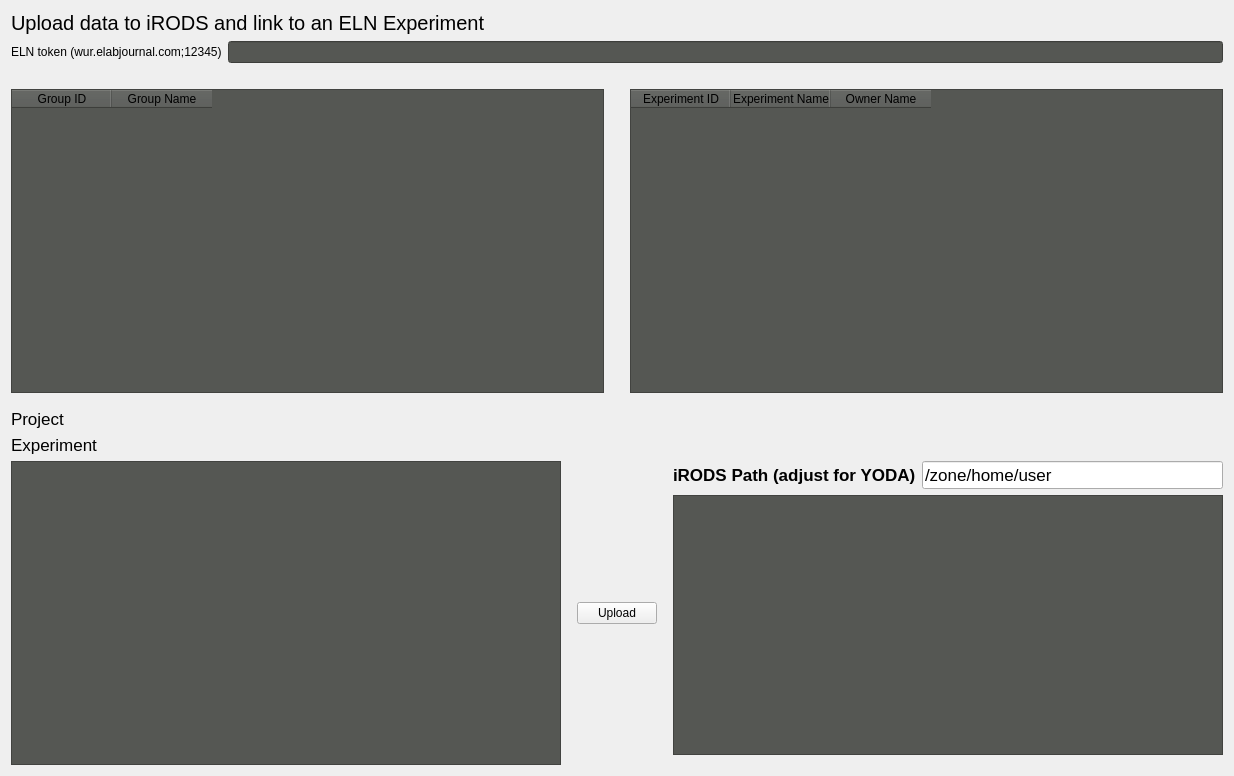
This is irods-basicGUI/ui-files/tabELNData.ui in iBridges-for-iRODS/iBridges as Qt 5 draws it before an edit. The edited form follows.
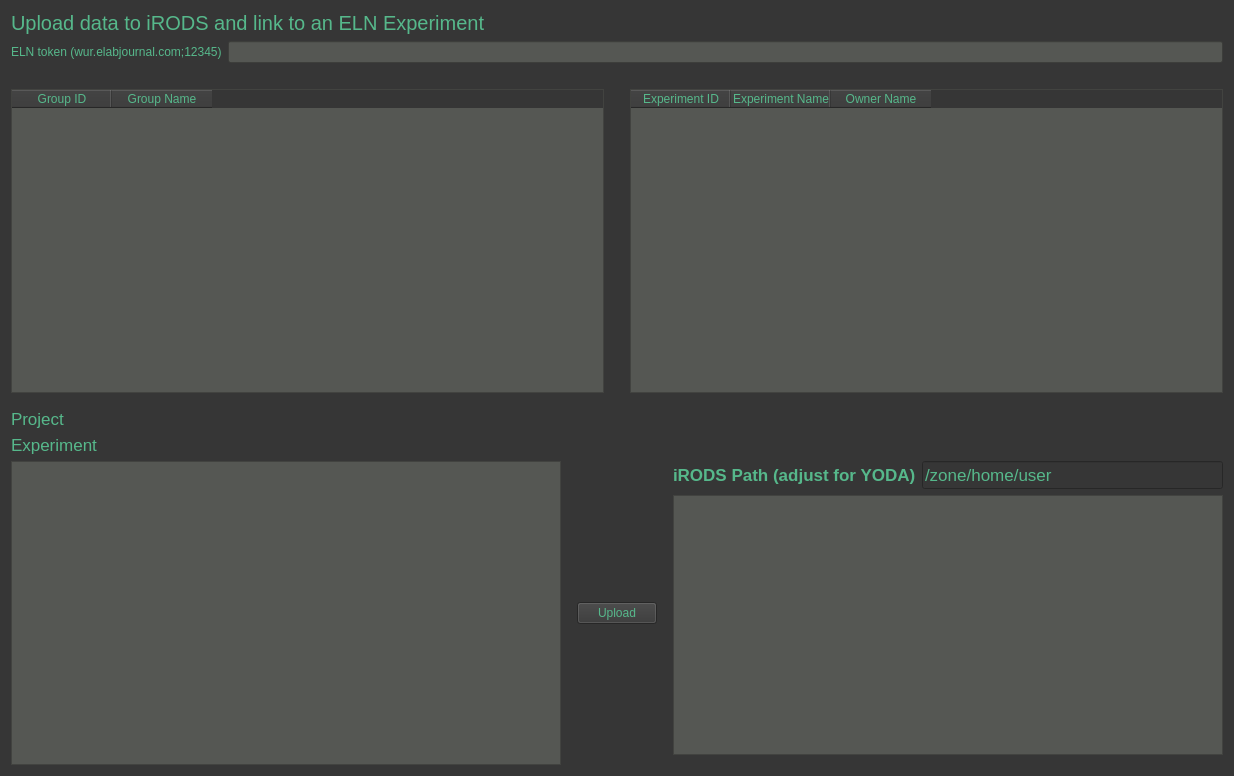
This is the edited form.

```diff
--- a/irods-basicGUI/ui-files/tabELNData.ui
+++ b/irods-basicGUI/ui-files/tabELNData.ui
@@ -13,6 +13,34 @@
   <property name="windowTitle">
    <string>Form</string>
   </property>
+  <property name="styleSheet">
+   <string notr="true">QWidget
+{
+	color: rgb(86, 184, 139);
+	background-color: rgb(54, 54, 54);
+	selection-background-color: rgb(58, 152, 112);
+}
+
+QTableWidget
+{
+	background-color: rgb(85, 87, 83);
+}
+
+QTextBrowser
+{
+	background-color: rgb(85, 87, 83);
+}
+
+QTreeView
+{
+	background-color: rgb(85, 87, 83);
+}
+
+QLineEdit#elnTokenInput
+{
+	background-color: rgb(85, 87, 83);
+}</string>
+  </property>
   <layout class="QVBoxLayout" name="verticalLayout">
    <item>
     <widget class="QLabel" name="label_9">
@@ -38,7 +66,7 @@
      <item>
       <widget class="QLineEdit" name="elnTokenInput">
        <property name="styleSheet">
-        <string notr="true">background-color: rgb(85, 87, 83);</string>
+        <string notr="true"/>
        </property>
       </widget>
      </item>
@@ -71,7 +99,7 @@
         </size>
        </property>
        <property name="styleSheet">
-        <string notr="true">background-color: rgb(85, 87, 83);</string>
+        <string notr="true"/>
        </property>
        <property name="sizeAdjustPolicy">
         <enum>QAbstractScrollArea::AdjustToContentsOnFirstShow</enum>
@@ -119,7 +147,7 @@
         </size>
        </property>
        <property name="styleSheet">
-        <string notr="true">background-color: rgb(85, 87, 83);</string>
+        <string notr="true"/>
        </property>
        <property name="sizeAdjustPolicy">
         <enum>QAbstractScrollArea::AdjustToContents</enum>
```
Left out of the diff: 4 changed lines with no effect on the pictures.
